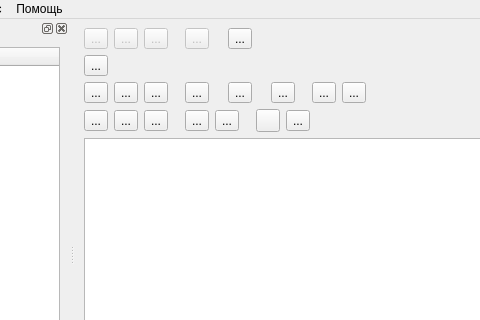
The window that certmanager/CertManager/mainwindow.ui (arcirk/ws_solution) describes before a commit, drawn with Qt 5; both pictures show x 205 to 685 and y 0 to 320 of the 1154 by 746 pixel window.
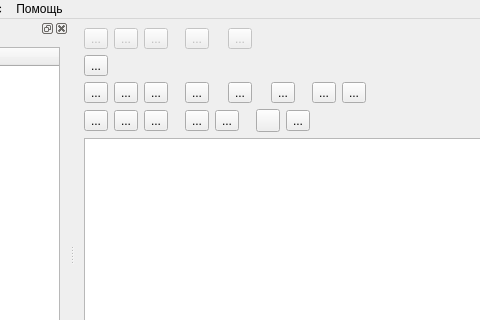
The same window after the commit. Icons and pictures are not drawn.

Patch:
```diff
--- a/certmanager/CertManager/mainwindow.ui
+++ b/certmanager/CertManager/mainwindow.ui
@@ -145,6 +145,12 @@
          </item>
          <item row="0" column="7">
           <widget class="QToolButton" name="btnUsersSync">
+           <property name="enabled">
+            <bool>false</bool>
+           </property>
+           <property name="toolTip">
+            <string>Синхронизировать</string>
+           </property>
            <property name="text">
             <string>...</string>
            </property>
```
Left out of the diff: 18 changed lines with no effect on the pictures.
